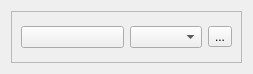
Before: the Qt Designer form Qt/lib2/serial5/serialbox5_fix_baudrate/src/ui/serialbox5_fix_baudrate.ui in RinatB2017/mega_GIT, drawn with Qt 5.
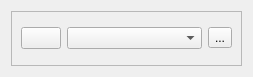
After: the same form once the commit is applied.

The edit to the form file:
```diff
--- a/Qt/lib2/serial5/serialbox5_fix_baudrate/src/ui/serialbox5_fix_baudrate.ui
+++ b/Qt/lib2/serial5/serialbox5_fix_baudrate/src/ui/serialbox5_fix_baudrate.ui
@@ -7,7 +7,7 @@
     <x>0</x>
     <y>0</y>
     <width>253</width>
-    <height>74</height>
+    <height>77</height>
    </rect>
   </property>
   <layout class="QVBoxLayout" name="verticalLayout_3">
@@ -22,6 +22,12 @@
      <layout class="QHBoxLayout" name="horizontalLayout_3">
       <item>
        <widget class="QPushButton" name="btn_power">
+        <property name="sizePolicy">
+         <sizepolicy hsizetype="Fixed" vsizetype="Fixed">
+          <horstretch>0</horstretch>
+          <verstretch>0</verstretch>
+         </sizepolicy>
+        </property>
         <property name="checkable">
          <bool>true</bool>
         </property>
```
